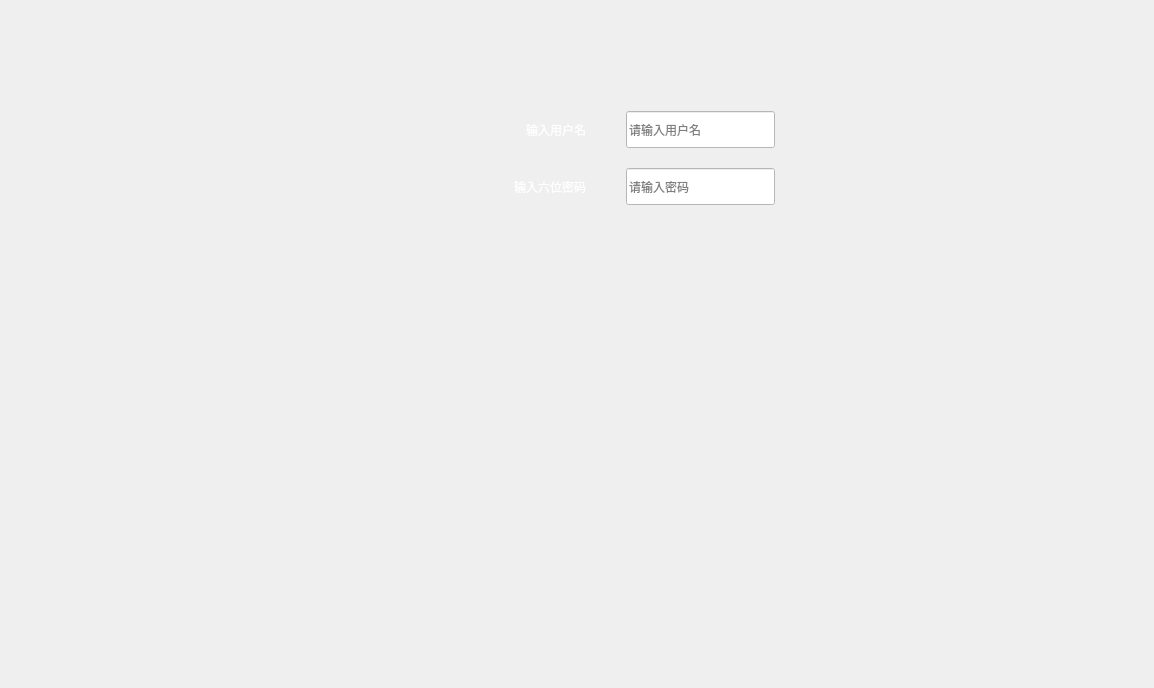
gwd492552396/Gwd, file 7in_pm/login.ui: the form before one commit.
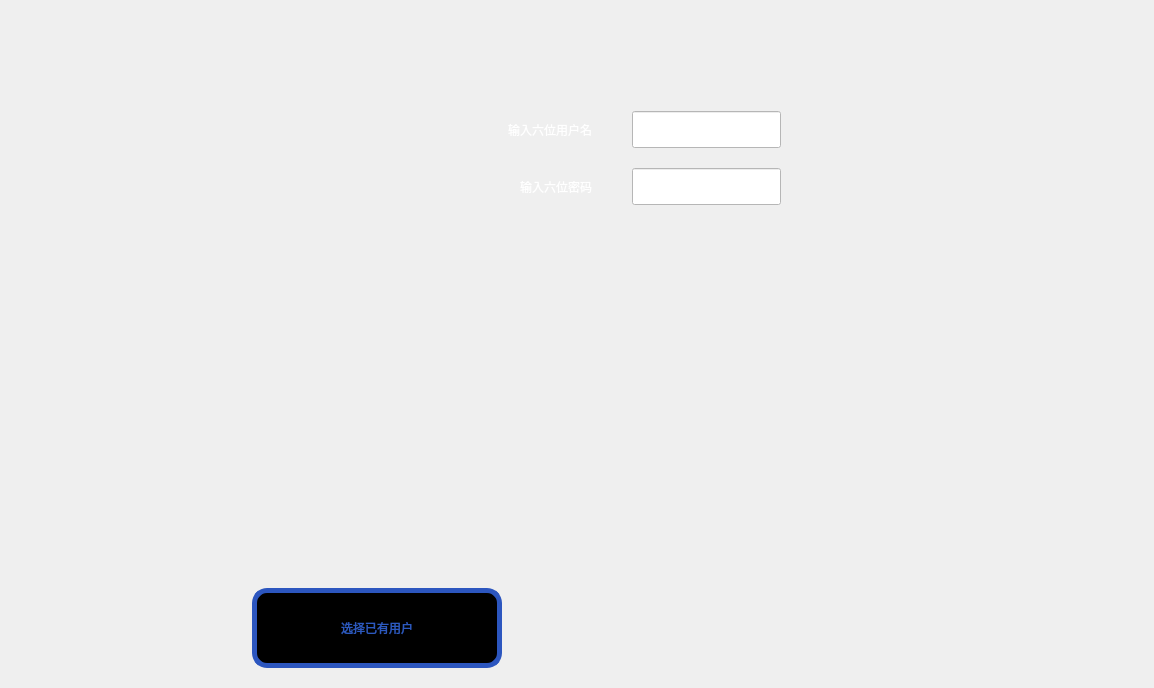
The form after the commit. Icons and pictures are not drawn.

Diff of the .ui file:
```diff
--- a/7in_pm/login.ui
+++ b/7in_pm/login.ui
@@ -81,7 +81,7 @@
 font: 75 26pt &quot;Microsoft JhengHei UI&quot;;</string>
        </property>
        <property name="text">
-        <string>输入用户名</string>
+        <string>输入六位用户名</string>
        </property>
        <property name="alignment">
         <set>Qt::AlignRight|Qt::AlignTrailing|Qt::AlignVCenter</set>
@@ -108,9 +108,6 @@
 background-color: rgba(255,255,255);
 color:rgb(0,0,0)</string>
        </property>
-       <property name="placeholderText">
-        <string>请输入用户名</string>
-       </property>
       </widget>
      </item>
      <item row="1" column="1">
@@ -154,9 +151,6 @@
        <property name="echoMode">
         <enum>QLineEdit::Password</enum>
        </property>
-       <property name="placeholderText">
-        <string>请输入密码</string>
-       </property>
       </widget>
      </item>
     </layout>
@@ -233,6 +227,31 @@
         </property>
        </widget>
       </item>
+      <item>
+       <widget class="QPushButton" name="btn_fast_login">
+        <property name="minimumSize">
+         <size>
+          <width>250</width>
+          <height>80</height>
+         </size>
+        </property>
+        <property name="styleSheet">
+         <string notr="true">
+border:5px solid rgb(44,86,191);
+    border-top-left-radius:15px;
+    border-top-right-radius:15px;
+    border-bottom-left-radius:15px;
+    border-bottom-right-radius:15px;
+font: 25pt &quot;Microsoft YaHei UI&quot;;
+color:rgb(44, 89, 191);
+background-color:rgb(0,0,0)
+</string>
+        </property>
+        <property name="text">
+         <string>选择已有用户</string>
+        </property>
+       </widget>
+      </item>
       <item>
        <spacer name="horizontalSpacer">
         <property name="orientation">
```
Left out of the diff: 4 changed lines with no effect on the pictures.
